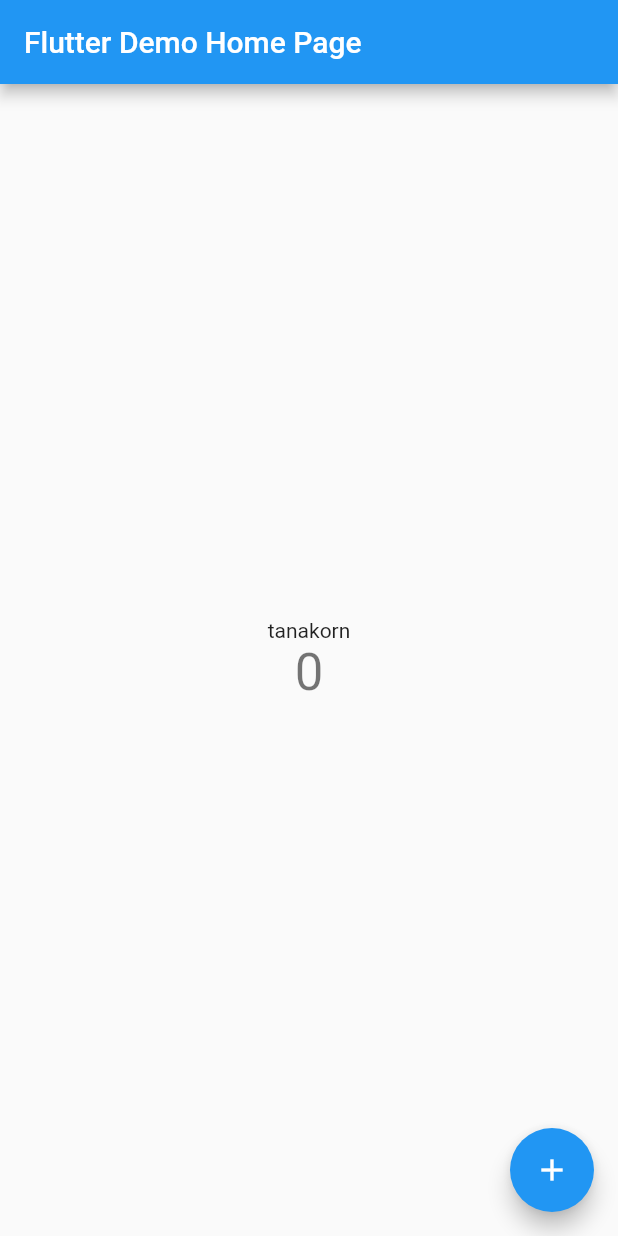
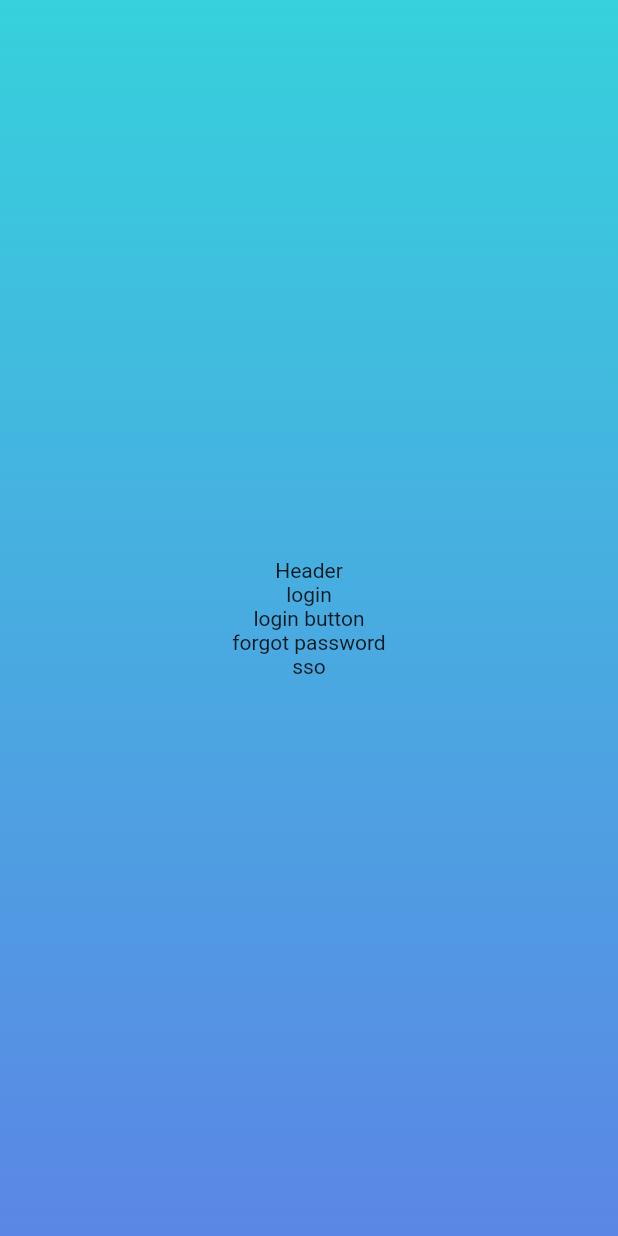
Before and after one commit to yodnamr/master_flutter, a Flutter app: the screen it shows after launch, on a phone screen of 412 x 824 dp. Run offline on Flutter 3.47's test engine with Material 2 defaults, Android fonts, the phone set to English and light mode, and no system bars.

Commit message:
gradient login background

```diff
--- a/lib/src/app.dart
+++ b/lib/src/app.dart
@@ -1,6 +1,7 @@
 
 import 'package:flutter/material.dart';
 import 'package:my_stock/src/pages/home/home_page.dart';
+import 'package:my_stock/src/pages/login/login_page.dart';
 
 class App extends StatelessWidget {
   @override
@@ -10,7 +11,7 @@ class App extends StatelessWidget {
       theme: ThemeData(
         primarySwatch: Colors.blue,
       ),
-      home: HomePage(title: 'Flutter Demo Home Page'),
+      home: LoginPage(),
     );
   }
 }
--- /dev/null
+++ b/lib/src/pages/login/login_page.dart
@@ -0,0 +1,39 @@
+import 'package:flutter/material.dart';
+
+class LoginPage extends StatelessWidget {
+  @override
+  Widget build(BuildContext context) {
+    return Scaffold(
+      body: Stack(
+        fit: StackFit.expand,
+        children: [
+          Container(
+            decoration: BoxDecoration(
+              //https://uigradients.com/
+              gradient: LinearGradient(
+                colors: [
+                  Color(0XFF36D1DC),
+                  Color(0xFF5B86E5),
+                ],
+                begin: Alignment.topCenter,
+                end: Alignment.bottomCenter,
+                stops: [0.0, 1.0]
+              ),
+            ),
+          ),
+          Column(
+            mainAxisAlignment: MainAxisAlignment.center,
+            crossAxisAlignment: CrossAxisAlignment.center,
+            children: [
+              Text('Header'),
+              Text('login'),
+              Text('login button'),
+              Text('forgot password'),
+              Text('sso'),
+            ],
+          ),
+        ],
+      ),
+    );
+  }
+}
```
